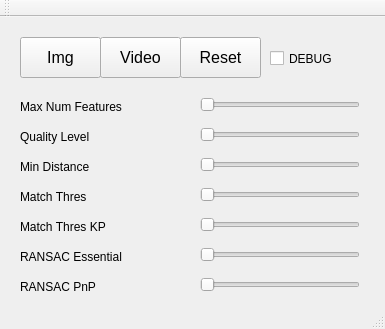
jiawei-mo/SafeDrive, file mainwindow.ui: the form before one commit.
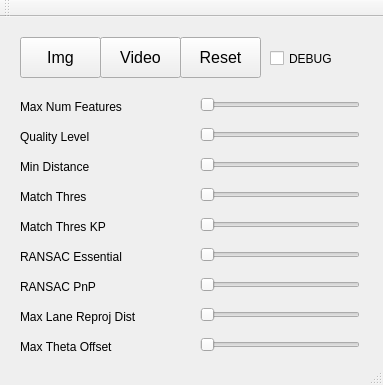
The form after the commit.

Patch:
```diff
--- a/mainwindow.ui
+++ b/mainwindow.ui
@@ -6,8 +6,8 @@
    <rect>
     <x>0</x>
     <y>0</y>
-    <width>385</width>
-    <height>329</height>
+    <width>383</width>
+    <height>385</height>
    </rect>
   </property>
   <property name="windowTitle">
@@ -350,6 +350,82 @@
      <bool>false</bool>
     </property>
    </widget>
+   <widget class="QLabel" name="label_MLRD">
+    <property name="geometry">
+     <rect>
+      <x>20</x>
+      <y>290</y>
+      <width>161</width>
+      <height>20</height>
+     </rect>
+    </property>
+    <property name="text">
+     <string>Max Lane Reproj Dist</string>
+    </property>
+   </widget>
+   <widget class="QSlider" name="slider_MLRD">
+    <property name="geometry">
+     <rect>
+      <x>200</x>
+      <y>290</y>
+      <width>160</width>
+      <height>16</height>
+     </rect>
+    </property>
+    <property name="minimum">
+     <number>1</number>
+    </property>
+    <property name="maximum">
+     <number>100</number>
+    </property>
+    <property name="singleStep">
+     <number>1</number>
+    </property>
+    <property name="value">
+     <number>1</number>
+    </property>
+    <property name="orientation">
+     <enum>Qt::Horizontal</enum>
+    </property>
+   </widget>
+   <widget class="QLabel" name="label_MTO">
+    <property name="geometry">
+     <rect>
+      <x>20</x>
+      <y>320</y>
+      <width>161</width>
+      <height>20</height>
+     </rect>
+    </property>
+    <property name="text">
+     <string>Max Theta Offset</string>
+    </property>
+   </widget>
+   <widget class="QSlider" name="slider_MTO">
+    <property name="geometry">
+     <rect>
+      <x>200</x>
+      <y>320</y>
+      <width>160</width>
+      <height>16</height>
+     </rect>
+    </property>
+    <property name="minimum">
+     <number>1</number>
+    </property>
+    <property name="maximum">
+     <number>30</number>
+    </property>
+    <property name="singleStep">
+     <number>1</number>
+    </property>
+    <property name="value">
+     <number>1</number>
+    </property>
+    <property name="orientation">
+     <enum>Qt::Horizontal</enum>
+    </property>
+   </widget>
   </widget>
   <widget class="QToolBar" name="mainToolBar">
    <attribute name="toolBarArea">
```
